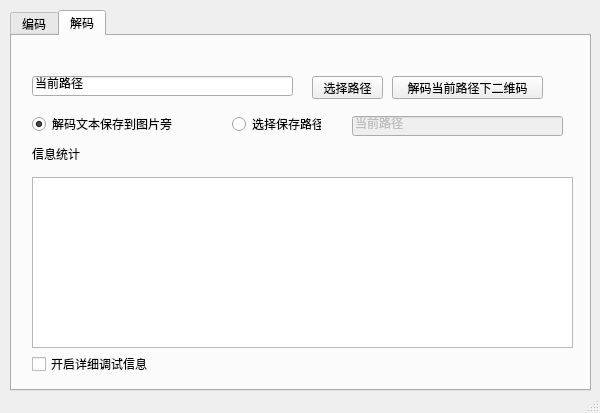
Old version of the form enigma/enigma.ui in the repository c3ll256/enigma.
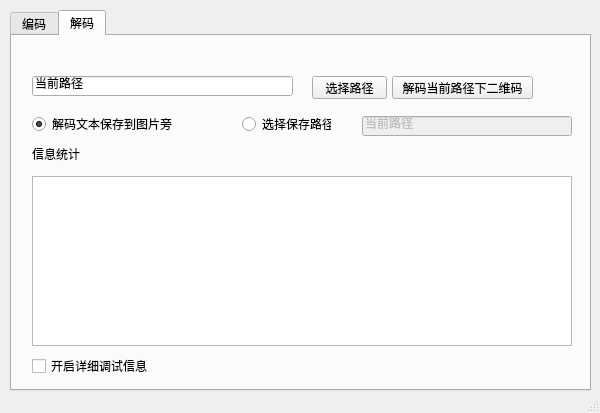
New version of the form. The open tabs and pages were chosen to show the change.

```diff
--- a/enigma/enigma.ui
+++ b/enigma/enigma.ui
@@ -189,7 +189,7 @@
        <rect>
         <x>300</x>
         <y>40</y>
-        <width>71</width>
+        <width>75</width>
         <height>23</height>
        </rect>
       </property>
@@ -202,7 +202,7 @@
        <rect>
         <x>380</x>
         <y>40</y>
-        <width>151</width>
+        <width>141</width>
         <height>23</height>
        </rect>
       </property>
@@ -229,7 +229,7 @@
      <widget class="QRadioButton" name="rbtnDecodeChoose">
       <property name="geometry">
        <rect>
-        <x>220</x>
+        <x>230</x>
         <y>80</y>
         <width>89</width>
         <height>16</height>
@@ -245,9 +245,9 @@
       </property>
       <property name="geometry">
        <rect>
-        <x>340</x>
+        <x>350</x>
         <y>80</y>
-        <width>211</width>
+        <width>210</width>
         <height>20</height>
        </rect>
       </property>
@@ -260,8 +260,8 @@
        <rect>
         <x>20</x>
         <y>320</y>
-        <width>121</width>
-        <height>16</height>
+        <width>130</width>
+        <height>20</height>
        </rect>
       </property>
       <property name="text">
@@ -298,9 +298,9 @@
       <property name="geometry">
        <rect>
         <x>20</x>
-        <y>141</y>
-        <width>541</width>
-        <height>171</height>
+        <y>140</y>
+        <width>540</width>
+        <height>170</height>
        </rect>
       </property>
      </widget>
```
Left out of the diff: 16 changed lines with no effect on the pictures.
